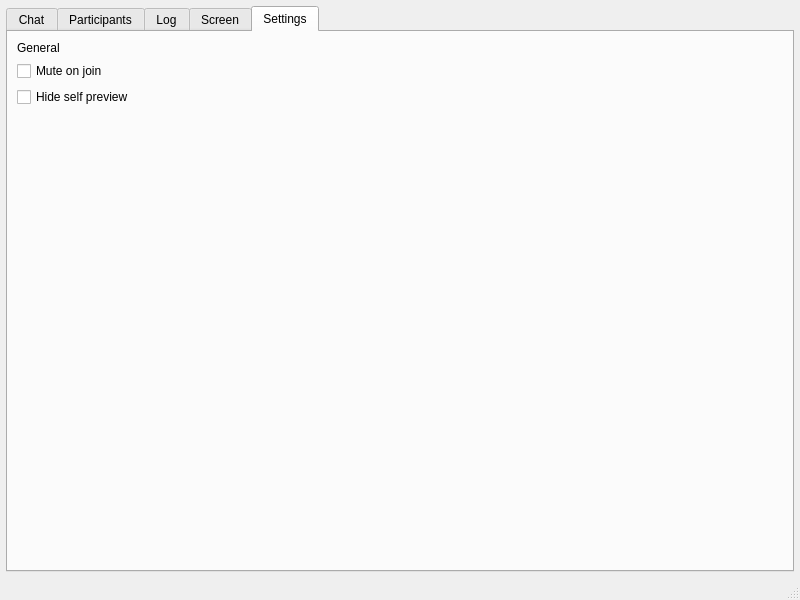
First picture: the form in src/ui/mainwindow.ui, repository theshy123king/LanMeeting, before the edit.
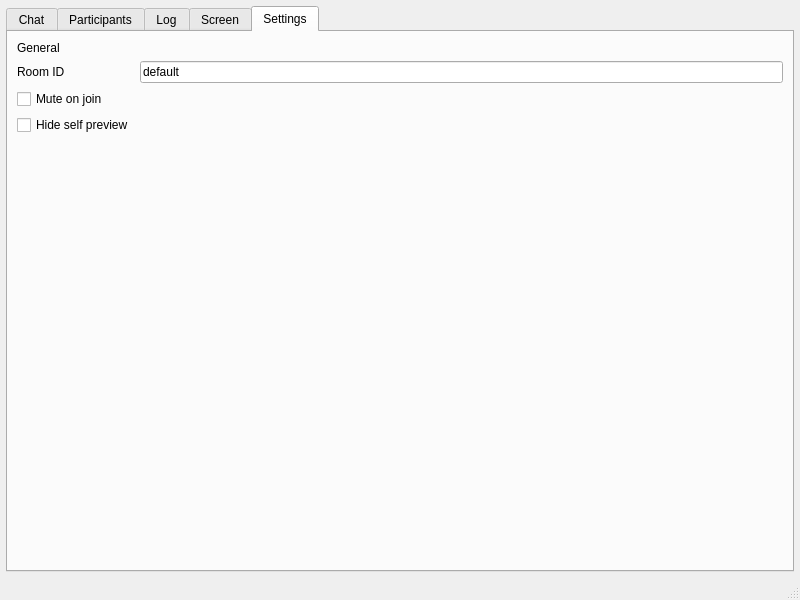
Second picture: the form after the edit. The open tabs and pages were chosen to show the change.

Commit message: Add multi-room roomId support with scoped broadcasts and UI room selector

```diff
--- a/src/ui/mainwindow.ui
+++ b/src/ui/mainwindow.ui
@@ -207,13 +207,30 @@
             </widget>
            </item>
            <item row="1" column="0">
+            <widget class="QLabel" name="labelRoomId">
+             <property name="text">
+              <string>Room ID</string>
+             </property>
+            </widget>
+           </item>
+           <item row="1" column="1">
+            <widget class="QLineEdit" name="roomLineEdit">
+             <property name="placeholderText">
+              <string>default</string>
+             </property>
+             <property name="text">
+              <string>default</string>
+             </property>
+            </widget>
+           </item>
+           <item row="2" column="0">
             <widget class="QCheckBox" name="chkMuteOnJoin">
              <property name="text">
               <string>Mute on join</string>
              </property>
             </widget>
            </item>
-           <item row="2" column="0">
+           <item row="3" column="0">
             <widget class="QCheckBox" name="chkHideSelfView">
              <property name="text">
               <string>Hide self preview</string>
```
Lines whose indentation alone changed are shown as unchanged. The commit also changes 9 other files.
